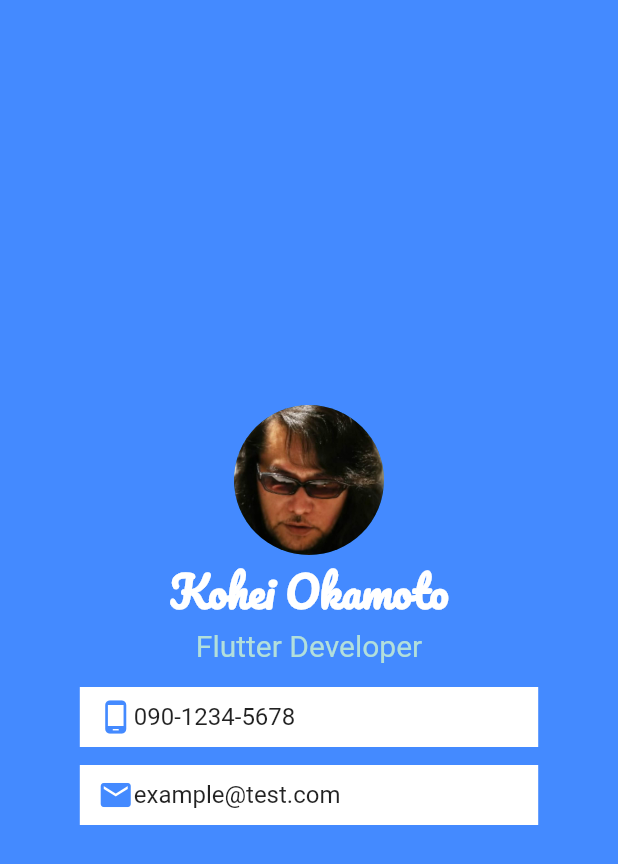
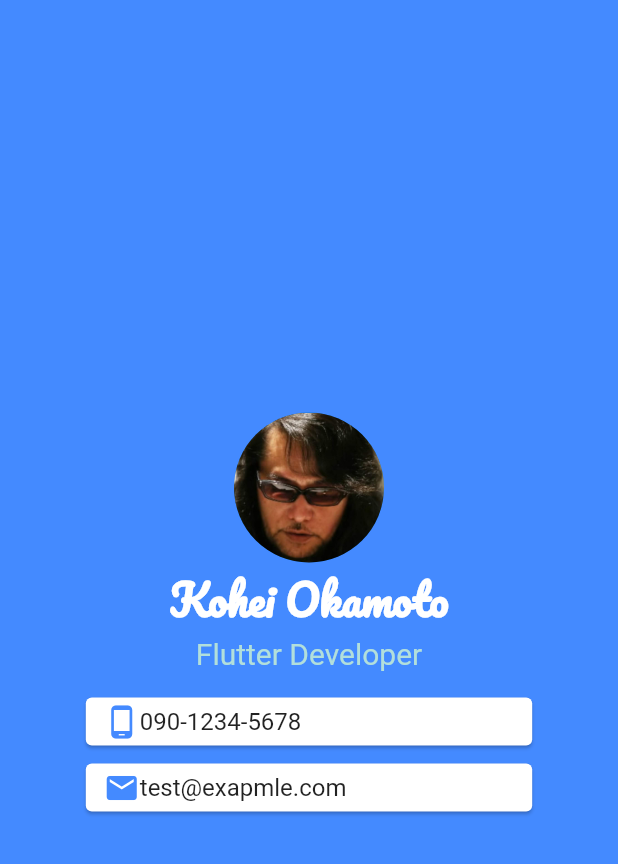
Before and after one commit to Cohey0727/i_am_rich, a Flutter app: the screen it shows after launch, on a phone screen of 412 x 824 dp. Shown: the top 864 px of the screen. Run offline on Flutter 3.47's test engine with Material 2 defaults, Android fonts, the phone set to English and light mode, and no system bars.

Commit message:
login_screen

```diff
--- a/lib/main.dart
+++ b/lib/main.dart
@@ -28,12 +28,14 @@ class MyApp extends StatelessWidget {
                     fontWeight: FontWeight.bold)),
             Text('Flutter Developer',
                 style: TextStyle(fontSize: 20, color: Colors.teal[100])),
+            SizedBox(height: 10,),
             FractionallySizedBox(
                 widthFactor: 0.8,
                 child: Container(
-              padding: EdgeInsets.fromLTRB(12, 8, 12, 8),
-              margin:  EdgeInsets.fromLTRB(12, 16, 12, 4),
-              color: Colors.white,
+                  margin: EdgeInsets.fromLTRB(12, 4, 12, 0),
+                  child: Card(
+                    child: Container(
+                      padding: EdgeInsets.fromLTRB(12, 4, 12, 4),
                       child: Row(
                         mainAxisAlignment: MainAxisAlignment.start,
                         children: [
@@ -47,13 +49,16 @@ class MyApp extends StatelessWidget {
                           ),
                         ],
                       ),
+                    ),
+                  ),
                 )),
             FractionallySizedBox(
                 widthFactor: 0.8,
                 child: Container(
-                  padding: EdgeInsets.fromLTRB(12, 8, 12, 8),
-                  margin:  EdgeInsets.fromLTRB(12, 8, 12, 4),
-                  color: Colors.white,
+                  margin: EdgeInsets.fromLTRB(12, 4, 12, 4),
+                  child: Card(
+                    child: Container(
+                      padding: EdgeInsets.fromLTRB(12, 4, 12, 4),
                       child: Row(
                         mainAxisAlignment: MainAxisAlignment.start,
                         children: [
@@ -62,12 +67,14 @@ class MyApp extends StatelessWidget {
                             color: Colors.blueAccent,
                           ),
                           Text(
-                        'example@test.com',
+                            'test@exapmle.com',
                             style: TextStyle(fontSize: 16),
                           ),
                         ],
                       ),
-                ))
+                    ),
+                  ),
+                )),
           ],
         ),
       ),
```
Lines whose indentation alone changed are shown as unchanged.
